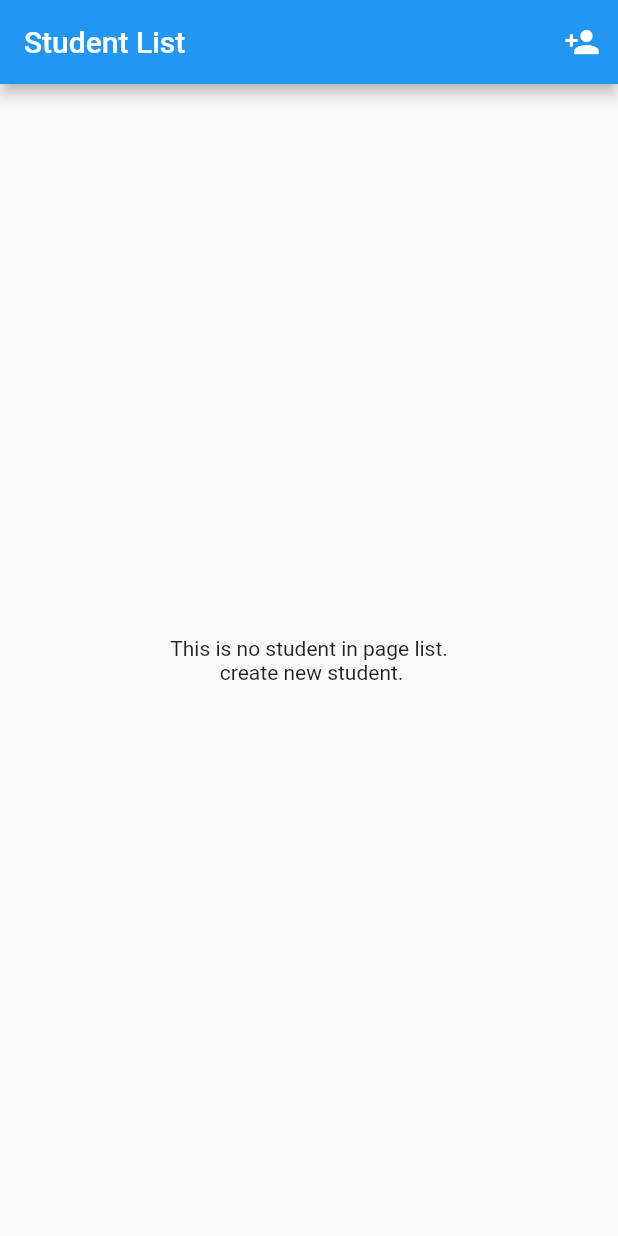
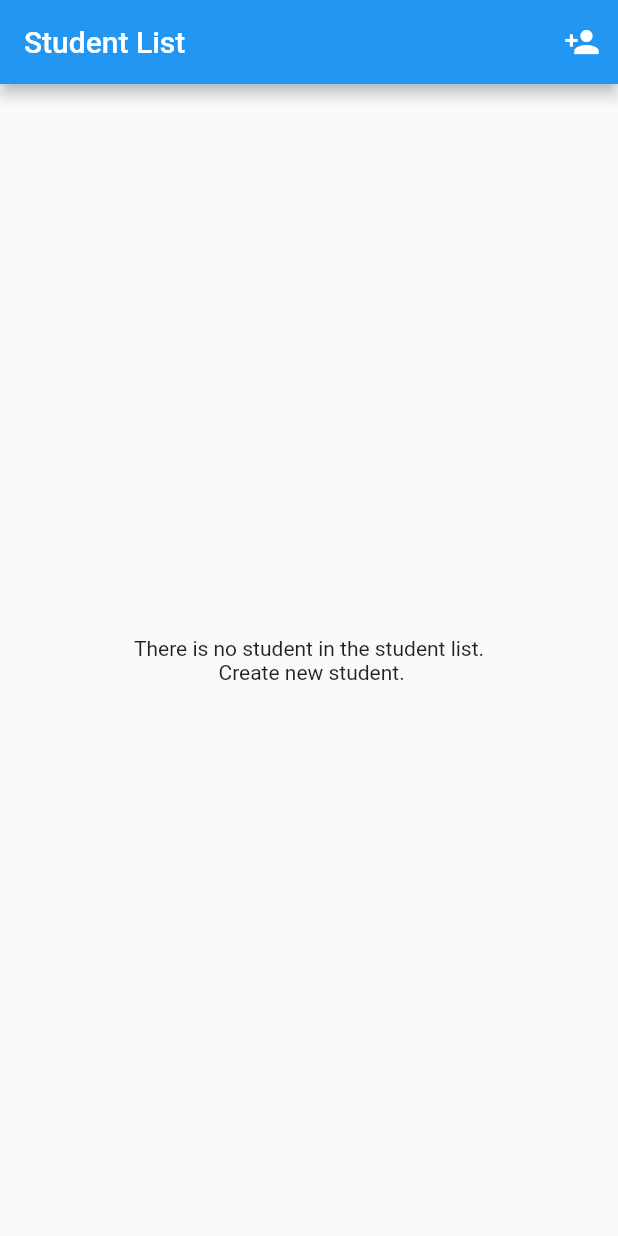
Before and after one commit to Tedrick10/flutter_provider_tutorial, a Flutter app: the screen it shows after launch, on a phone screen of 412 x 824 dp. Run offline on Flutter 3.47's test engine with Material 2 defaults, Android fonts, the phone set to English and light mode, and no system bars.

Commit message:
Updated a little bit.

```diff
--- a/lib/views/pages/home_page.dart
+++ b/lib/views/pages/home_page.dart
@@ -57,7 +57,7 @@ class HomePage extends StatelessWidget {
         child: (studentController.getStudentList.isEmpty)
             ? const Center(
                 child: Text(
-                  "This is no student in page list. \n create new student.",
+                  "There is no student in the student list. \n Create new student.",
                   textAlign: TextAlign.center,
                 ),
               )
```
